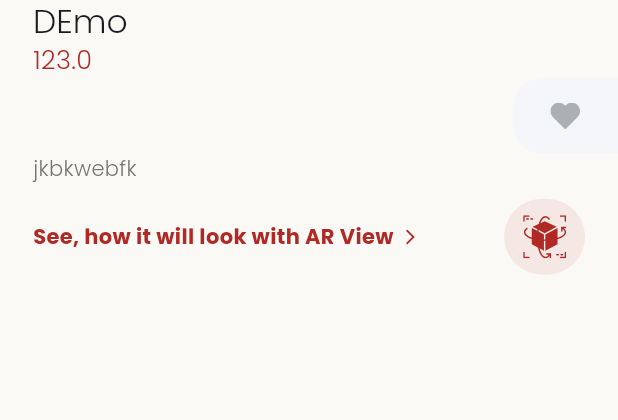
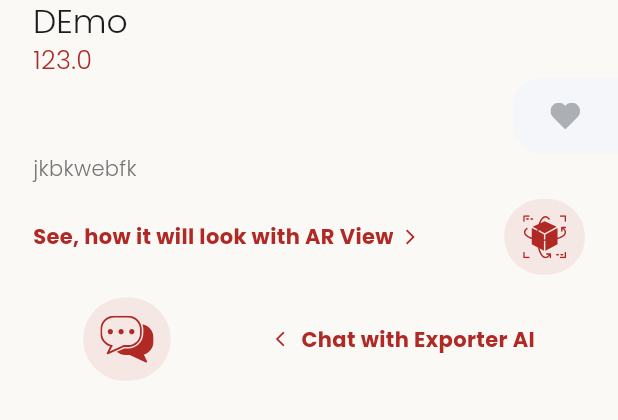
Before and after one commit to soham-dixit/bharat-udyog, a Flutter app: the ProductDescription widget shown alone on an empty page, opened directly with sample values from the repository, on a phone screen of 412 x 824 dp. Shown: the top 420 px of the screen. Run offline on Flutter 3.47's test engine with Material 3 defaults, Android fonts, the light colour scheme and no system bars; our stand-ins replace accordion, dropdown_button2, firebase_core, firebase_database, flutter_native_splash, flutter_svg and 7 more; missing offline and left inert: arcore_flutter_plugin, dialog_flowtter, email_otp, open_route_service, order_tracker_zen, razorpay_flutter; accounts and stored records are empty; project files that could hold a hidden picture were left out.

Commit message:
Chatbot for Expporter

```diff
--- a/ecommerce_app/lib/constants.dart
+++ b/ecommerce_app/lib/constants.dart
@@ -328,6 +328,7 @@ const Map<String, String> currencySymbolMap = {
 const String regUrl = "https://bharat-udyog.vercel.app/api/v4/";
 const String dbUrl = "https://dnk-documents-default-rtdb.firebaseio.com/";
 const String imgUrl = "https://bharat-udyog.vercel.app/";
+const String ngrox = "https://c2b9-49-249-229-42.ngrok-free.app/";
 
 final otpInputDecoration = InputDecoration(
   contentPadding:
--- a/ecommerce_app/lib/screens/details/components/product_description.dart
+++ b/ecommerce_app/lib/screens/details/components/product_description.dart
@@ -106,58 +106,56 @@ class ProductDescription extends StatelessWidget {
           height: getProportionateScreenHeight(15),
         ),
         Padding(
-            padding: EdgeInsets.only(
-              left: getProportionateScreenWidth(20),
-              right: getProportionateScreenWidth(20),
-              bottom: 10,
+          padding: EdgeInsets.only(
+            left: getProportionateScreenWidth(20),
+            right: getProportionateScreenWidth(20),
+            bottom: 10,
+          ),
+          child: GestureDetector(
+            onTap: () {
+              Navigator.of(context).push(MaterialPageRoute(
+                  builder: (context) =>
+                      ChattingScreen(receiverId: product.exporterId)));
+            },
+            child: Row(
+              mainAxisAlignment: MainAxisAlignment.center,
+              children: [
+                Container(
+                  child: Container(
+                    padding: EdgeInsets.all(10),
+                    decoration: BoxDecoration(
+                      color: const Color.fromARGB(22, 176, 42, 37),
+                      borderRadius: BorderRadius.all(
+                        Radius.circular(40),
+                        //  Radius.circular(40),
+                      ),
+                    ),
+                    child: SvgPicture.asset(
+                      'assets/icons/chat_icon.svg',
+                      height: getProportionateScreenHeight(35),
+                      width: getProportionateScreenWidth(35),
+                    ),
+                  ),
+                ),
+                SizedBox(width: 70),
+                Icon(
+                  Icons.arrow_back_ios,
+                  size: 12,
+                  color: kPrimaryColor,
+                ),
+                SizedBox(width: 5),
+                Text(
+                  // "Chat with Exporter AI",
+                  chatWithExporterAITranslations[crntSlctdLan]!,
+                  overflow: TextOverflow.ellipsis,
+                  maxLines: 2,
+                  style: TextStyle(
+                      fontWeight: FontWeight.w600, color: kPrimaryColor),
+                ),
+              ],
             ),
-            child: SizedBox(
-              height: getProportionateScreenHeight(20),
-            ) // temporry placeholder
-            // GestureDetector(
-            //   onTap: () {
-            //     Navigator.of(context).push(MaterialPageRoute(
-            //         builder: (context) =>
-            //             ChattingScreen(receiverId: product.exporterId)));
-            //   },
-            //   child: Row(
-            //     mainAxisAlignment: MainAxisAlignment.center,
-            //     children: [
-            //       Container(
-            //         child: Container(
-            //           padding: EdgeInsets.all(10),
-            //           decoration: BoxDecoration(
-            //             color: const Color.fromARGB(22, 176, 42, 37),
-            //             borderRadius: BorderRadius.all(
-            //               Radius.circular(40),
-            //               //  Radius.circular(40),
-            //             ),
-            //           ),
-            //           child: SvgPicture.asset(
-            //             'assets/icons/chat_icon.svg',
-            //             height: getProportionateScreenHeight(35),
-            //             width: getProportionateScreenWidth(35),
-            //           ),
-            //         ),
-            //       ),
-            //       SizedBox(width: 70),
-            //       Icon(
-            //         Icons.arrow_back_ios,
-            //         size: 12,
-            //         color: kPrimaryColor,
-            //       ),
-            //       SizedBox(width: 5),
-            //       Text(
-            //         contactToExporterTranslations[crntSlctdLan]!,
-            //         overflow: TextOverflow.ellipsis,
-            //         maxLines: 2,
-            //         style: TextStyle(
-            //             fontWeight: FontWeight.w600, color: kPrimaryColor),
-            //       ),
-            //     ],
-            //   ),
-            // ),
-            )
+          ),
+        )
       ],
     );
   }
--- a/ecommerce_app/lib/screens/exporter_chat/components/chat_list_item.dart
+++ b/ecommerce_app/lib/screens/exporter_chat/components/chat_list_item.dart
@@ -19,9 +19,7 @@ class ChatListItem extends StatelessWidget {
         Navigator.push(
           context,
           MaterialPageRoute(
-            builder: (context) =>
-                ChattingScreen(receiverId: id, receiverName: name),
-          ),
+              builder: (context) => ChattingScreen(receiverId: id)),
         );
       },
       child: Container(
--- a/ecommerce_app/lib/word_in_languages.dart
+++ b/ecommerce_app/lib/word_in_languages.dart
@@ -1032,38 +1032,39 @@ const Map<String, String> pincodeTranslations = {
 
 // descrption
 
-const Map<String, String> contactToExporterTranslations = {
-  'Hindi': 'निर्यातकर्ता से संपर्क करें',
-  'Bengali': 'রপ্তানিকারকে যোগাযোগ করুন',
-  'Telugu': 'ఎగుమతి యొక్క సంప్రదించండి',
-  'Marathi': 'निर्यातकाशी संपर्क साधा',
-  'Tamil': 'ஏற்றுத்தாராக்களுடன் தொடர்பு கொள்ளவும்',
-  'Urdu': 'براٹر سے رابطہ کریں',
-  'Gujarati': 'નિર્યાતક સાથે સંપર્ક કરો',
-  'Malayalam': 'പരിപാലകനുമായി ബന്ധപ്പെടുക',
-  'Kannada': 'ರಫ್ತಾದಾರನಿಗೆ ಸಂಪರ್ಕಿಸಿ',
-  'Odia': 'ନିର୍ୟାତକରେ ସଂପର୍କ କରନ୍ତୁ',
-  'Punjabi': 'ਨਿਰਯਾਤਕ ਨਾਲ ਸੰਪਰਕ ਕਰੋ',
-  'Assamese': 'রফতাৰ প্ৰদাতালৈ যোগাযোগ কৰক',
-  'Nepali': 'निर्यातकर्तासँग सम्पर्क गर्नुहोस्',
-  'English': 'Contact to Exporter',
-  'Spanish': 'Contactar con el exportador',
-  'French': 'Contacter l’exportateur',
-  'German': 'Mit dem Exporteur Kontakt aufnehmen',
-  'Italian': 'Contattare l\'esportatore',
-  'Portuguese': 'Contatar o exportador',
-  'Russian': 'Связаться с экспортером',
-  'Chinese': '联系出口商',
-  'Japanese': '輸出業者に連絡',
-  'Korean': '수출업자에게 연락하기',
-  'Turkish': 'İhracatçıya irtibat',
-  'Dutch': 'Contact opnemen met de exporteur',
-  'Swedish': 'Kontakta exportören',
-  'Norwegian': 'Kontakt eksportøren',
-  'Finnish': 'Ota yhteyttä viejään',
-  'Greek': 'Επικοινωνία με τον εξαγωγέα',
-  'Thai': 'ติดต่อผู้ส่งออก',
-};
+const Map<String, String> chatWithExporterAITranslations = {
+  'Hindi': 'निर्यातकर्ता एआई से चैट करें',
+  'Bengali': 'রপ্তানিকারক এআই-এর সাথে চ্যাট করুন',
+  'Telugu': 'ఎగుమతి ఏఐతో చాట్ చేయండి',
+  'Marathi': 'निर्यातकर्ता एआयसोबत चॅट करा',
+  'Tamil': 'ஏற்றுத்தாரர்களின் ஏஐ உடன் உரையாடவும்',
+  'Urdu': 'برآمد کنندہ اے آئی سے چیٹ کریں',
+  'Gujarati': 'નિર્યાતક એઆઇ સાથે ચેટ કરો',
+  'Malayalam': 'നിര്യാതാക്കളുടെ എഐയുമായി ചാറ്റുചെയ്യുക',
+  'Kannada': 'ರಫ್ತಾದಾರನ ಎಐ ಜೊತೆಗೆ ಚಾಟ್ ಮಾಡಿ',
+  'Odia': 'ନିର୍ୟାତକରେ ଏଆଇ ସହିତ ଚାଟ୍ କରନ୍ତୁ',
+  'Punjabi': 'ਨਿਰਯਾਤਕ ਏਆਈ ਨਾਲ ਗੱਲਬਾਤ ਕਰੋ',
+  'Assamese': 'ৰপ্তানীকাৰক এআইৰ সৈতে চাট কৰক',
+  'Nepali': 'निर्यातकर्ता एआईसँग कुराकानी गर्नुहोस्',
+  'English': 'Chat with Exporter AI',
+  'Spanish': 'Chatear con el exportador AI',
+  'French': 'Discuter avec l’exportateur AI',
+  'German': 'Mit dem Exporteur AI chatten',
+  'Italian': 'Chatta con l\'esportatore AI',
+  'Portuguese': 'Conversar com o exportador AI',
+  'Russian': 'Общаться с экспортером AI',
+  'Chinese': '与出口商AI聊天',
+  'Japanese': '輸出業者AIとチャット',
+  'Korean': '수출업자 AI와 채팅하기',
+  'Turkish': 'İhracatçı AI ile sohbet',
+  'Dutch': 'Chatten met de exporteur AI',
+  'Swedish': 'Chatta med exportörens AI',
+  'Norwegian': 'Chat med eksportørens AI',
+  'Finnish': 'Keskustele viejän AI:n kanssa',
+  'Greek': 'Συνομιλία με τον εξαγωγέα AI',
+  'Thai': 'แชทกับ AI ผู้ส่งออก',
+};
+
 
 const Map<String, String> addToCartTranslations = {
   'Hindi': 'कार्ट में डालें',
```
Also changed, not shown: ecommerce_app/lib/backend/send_message.dart (added, +42 -0 lines), ecommerce_app/lib/screens/exporter_chat/components/chatting_screen.dart (+34 -91 lines).
